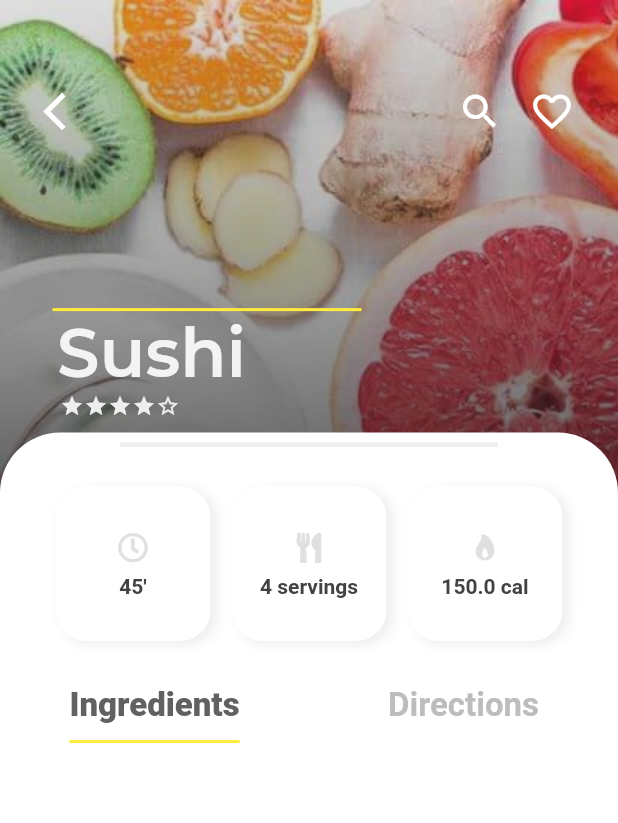
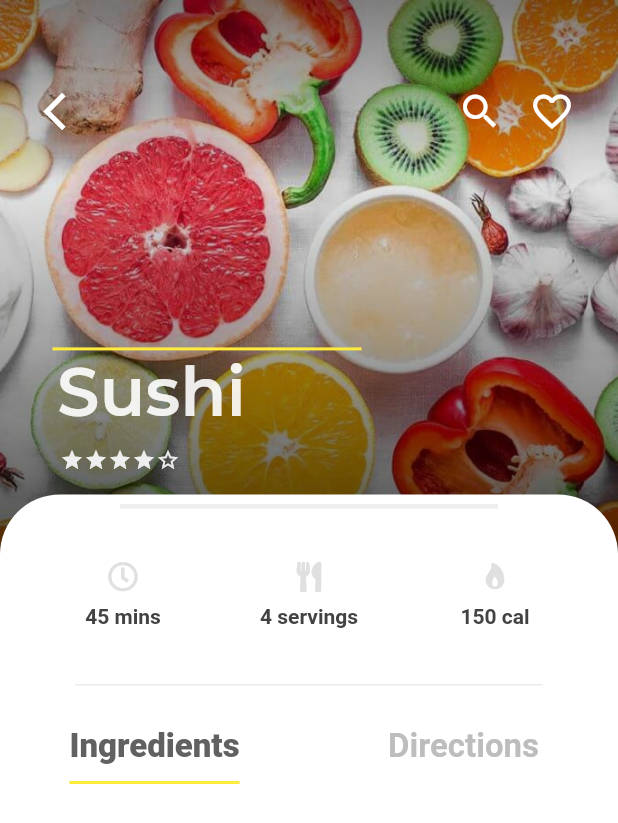
Before and after one commit to vladalexey/Home-Chef, a Flutter app: the RecipePage screen opened directly with sample values from the repository, on a phone screen of 412 x 824 dp. Shown: the top 823 px of the screen. Run offline on Flutter 3.47's test engine with Material 2 defaults, Android fonts, the phone set to English and light mode, and no system bars; drawn by our look-alikes of auto_size_text; our stand-ins replace badges, flutter_icons, font_awesome_flutter, google_fonts; missing offline and left inert: flutter_statusbarcolor, solid_bottom_sheet; network calls fail; Roboto replaces fonts that are missing (Overpass).

Commit message:
UI update for Recipe screen + Scroll animation

```diff
--- a/homechef/lib/screens/recipe_screen.dart
+++ b/homechef/lib/screens/recipe_screen.dart
@@ -1,13 +1,12 @@
 import 'package:auto_size_text/auto_size_text.dart';
 import 'package:flutter/material.dart';
+import 'package:flutter/rendering.dart';
 import 'package:flutter_icons/flutter_icons.dart';
 import 'package:font_awesome_flutter/font_awesome_flutter.dart';
 import 'package:google_fonts/google_fonts.dart';
-import 'package:homechef/models/diet_model.dart';
-import 'package:homechef/models/ingredients/ingredient_model.dart';
-import 'package:homechef/models/instructions/instruction_model.dart';
 import 'package:homechef/models/recipe_model.dart';
 import 'package:homechef/screens/search_screen.dart';
+import 'package:homechef/widgets/helpers/recipe_helper.dart';
 import 'package:homechef/widgets/rating_stars.dart';
 
 class RecipePage extends StatefulWidget {
@@ -19,13 +18,92 @@ class RecipePage extends StatefulWidget {
 }
 
 class _RecipePageState extends State<RecipePage>
-    with SingleTickerProviderStateMixin {
+    with TickerProviderStateMixin {
   TabController _tabController;
+  ScrollController _scrollController, _scrollControllerIns, _scrollControllerIng;
+  AnimationController _controller;
+  Animation<double> animation;
+  Animation curve;
+  double height, width;
+  bool isScrollDown = false;
+  bool isShow = true;
+  bool initScreen = true;
 
   @override
   void initState() {
     super.initState();
+    _scrollController = ScrollController();
+    _scrollControllerIns = ScrollController();
+    _scrollControllerIng = ScrollController();
+
+    _scrollController.addListener( () {
+      if (_scrollController.position.userScrollDirection == ScrollDirection.reverse) {
+        if (!isScrollDown) {
+          initScreen = false;
+          isScrollDown = true;
+          isShow = false;
+          _controller.forward();
+        }
+      }
+      if (_scrollController.position.userScrollDirection == ScrollDirection.forward) {
+        if (isScrollDown) {
+          isScrollDown = false;
+          isShow = true;
+          _controller.reverse();
+        }
+      }
+    });
+
+    _scrollControllerIng.addListener(() {
+      if (_scrollControllerIng.position.userScrollDirection == ScrollDirection.reverse) {
+        if (!isScrollDown) {
+          initScreen = false;
+          isScrollDown = true;
+          isShow = false;
+          _controller.forward();
+        }
+      }
+      if (_scrollControllerIng.position.userScrollDirection == ScrollDirection.forward) {
+        if (isScrollDown) {
+          isScrollDown = false;
+          isShow = true;
+          _controller.reverse();
+        }
+      }
+    });
+
+    _scrollControllerIns.addListener( () {
+      if (_scrollControllerIns.position.userScrollDirection == ScrollDirection.reverse) {
+        if (!isScrollDown) {
+          initScreen = false;
+          isScrollDown = true;
+          isShow = false;
+          _controller.forward();
+        }
+      }
+      if (_scrollControllerIns.position.userScrollDirection == ScrollDirection.forward) {
+        if (isScrollDown) {
+          isScrollDown = false;
+          isShow = true;
+          _controller.reverse();
+        }
+      }
+    });
+
     _tabController = new TabController(length: 2, vsync: this);
+    _controller = new AnimationController(
+        vsync: this, duration: Duration(milliseconds: 200));
+
+    curve = CurvedAnimation(parent: _controller, curve: Curves.linearToEaseOut);
+  }
+
+  void dispose() {
+    super.dispose();
+    _controller.dispose();
+    _scrollControllerIns.dispose();
+    _scrollController.dispose();
+    _scrollControllerIng.dispose();
+    _tabController.dispose();
   }
 
   List<IconData> iconCards = [
@@ -34,43 +112,11 @@ class _RecipePageState extends State<RecipePage>
     Ionicons.ios_flame
   ];
 
-  String parseIngredients(List<Ingredient> ingredients) {
-    String res = '';
-
-    for (var ingredient in ingredients) {
-      res = res +
-          ingredient.name.substring(0, 1).toUpperCase() +
-          ingredient.name.substring(1) +
-          '\n\n';
-    }
-    return res;
-  }
-
-  String parseAmount(List<Ingredient> ingredients) {
-    String res = '';
-
-    for (var ingredient in ingredients) {
-      res = res +
-          ingredient.amount.toString() + ' ' +
-          ingredient.unit +
-          '\n\n';
-    }
-    return res;
-  }
-
-  String parseInstruction(List<Instruction> instructions) {
-    String res = '';
-
-    for (var index = 1; index <= instructions.length; index++) {
-      res = res + '\u2022 \t\t' + instructions[index - 1].instruction + '\n\n';
-    }
-    return res;
-  }
-
   Widget displayIngredientList() {
     return Container(
       width: MediaQuery.of(context).size.width * 0.8,
       child: ListView(
+        controller: _scrollControllerIng,
         children: <Widget>[
           // LIST INGREDIENTS
           Padding(
@@ -79,7 +125,6 @@ class _RecipePageState extends State<RecipePage>
               mainAxisSize: MainAxisSize.max,
               mainAxisAlignment: MainAxisAlignment.spaceAround,
               children: <Widget>[
-
                 Text(
                   parseIngredients(widget.recipe.ingredients),
                   style: TextStyle(
@@ -89,7 +134,6 @@ class _RecipePageState extends State<RecipePage>
                     letterSpacing: 0.2,
                   ),
                 ),
-
                 Text(
                   parseAmount(widget.recipe.ingredients),
                   style: TextStyle(
@@ -111,6 +155,7 @@ class _RecipePageState extends State<RecipePage>
     return Container(
       width: MediaQuery.of(context).size.width * 0.8,
       child: ListView(
+        controller: _scrollControllerIns,
         children: <Widget>[
           // LIST INSTRUCTIONs
           Padding(
@@ -136,16 +181,19 @@ class _RecipePageState extends State<RecipePage>
     return Container(
       height: MediaQuery.of(context).size.height * 0.45,
       width: MediaQuery.of(context).size.width,
-      // color: Colors.blue,
       child: Stack(
         children: <Widget>[
           Positioned(
             top: 0.0,
+            child: Container(
+              height: MediaQuery.of(context).size.height * 0.5,
+              width: MediaQuery.of(context).size.width,
               child: (widget.recipe.imageUrl.contains("asset"))
-                ? Image(image: AssetImage(widget.recipe.imageUrl))
+                  ? Image(image: AssetImage(widget.recipe.imageUrl), fit: BoxFit.cover,)
                   : Image.network(
                       widget.recipe.imageUrl,
                       fit: BoxFit.cover,
+                    ),
             ),
           ),
           Positioned(
@@ -158,11 +206,13 @@ class _RecipePageState extends State<RecipePage>
                       begin: FractionalOffset.topCenter,
                       end: FractionalOffset.bottomCenter,
                       colors: [
-                    Colors.grey[700].withOpacity(0.2),
+                    Colors.black.withOpacity(0.5),
+                    Colors.black.withOpacity(0.1),
                     Colors.black.withOpacity(0.8),
                   ],
                       stops: [
                     0.0,
+                    0.3,
                     1.0
                   ])),
             ),
@@ -201,13 +251,14 @@ class _RecipePageState extends State<RecipePage>
             ),
           ),
           Positioned(
-            bottom: MediaQuery.of(context).size.height * 0.1,
+            bottom: MediaQuery.of(context).size.height * 0.05,
             left: 20.0,
             right: 20.0,
             child: Column(
               mainAxisAlignment: MainAxisAlignment.start,
               mainAxisSize: MainAxisSize.min,
               children: <Widget>[
+
                 Padding(
                   padding: const EdgeInsets.only(left: 15.0),
                   child: Align(
@@ -231,20 +282,18 @@ class _RecipePageState extends State<RecipePage>
                           MediaQuery.of(context).size.width * 0.8)),
                       child: Padding(
                         padding: const EdgeInsets.only(left: 18.0, right: 10.0),
-                        child: AutoSizeText(
-                          widget.recipe.name,
+                        child: AutoSizeText(widget.recipe.name,
                             maxFontSize: 45,
+                            minFontSize: 25,
                             maxLines: 2,
                             overflow: TextOverflow.ellipsis,
                             style: GoogleFonts.montserrat(
                               textStyle: TextStyle(
-                            // shadows: Sha,
                                 fontSize: 45.0,
                                 fontWeight: FontWeight.w600,
                               ),
                               color: Colors.white.withOpacity(0.9),
-                        )
-                        ),
+                            )),
                       ),
                     )
                   ],
@@ -252,8 +301,13 @@ class _RecipePageState extends State<RecipePage>
                 Row(
                   children: <Widget>[
                     Padding(
-                      padding: const EdgeInsets.only(left: 20.0, bottom: 10.0),
-                      child: RatingStars(rating: widget.recipe.rate, color: Colors.grey[200],),
+                      padding: const EdgeInsets.only(
+                          left: 20.0, bottom: 15.0, top: 10.0),
+                      child: RatingStars(
+                        rating: widget.recipe.rate,
+                        color: Colors.grey[200],
+                        borderColor: Colors.grey[200],
+                      ),
                     )
                   ],
                 )
@@ -267,15 +321,24 @@ class _RecipePageState extends State<RecipePage>
 
   Widget buildInstructionIngredients(height, width) {
     List<String> nameCards = [
-      widget.recipe.cookTime.toString() + "\'",
+      widget.recipe.cookTime.toString() + " mins",
       widget.recipe.servings.toString() + " servings",
-      widget.recipe.calories.toString() + " cal"
+      widget.recipe.calories.truncate().toString() + " cal"
     ];
 
+    return GestureDetector(
+      onVerticalDragUpdate: (details) {
+        if (details.primaryDelta < 0) _controller.forward();
+        else if (details.primaryDelta > 0) _controller.reverse();
+      },
+      child: AnimatedBuilder(
+          animation: _controller,
+          builder: (_, child) {
             return Container(
                 decoration: BoxDecoration(
-            color: Colors.white, borderRadius: BorderRadius.circular(40.0)),
-        height: height * 0.65,
+                    color: Colors.white,
+                    borderRadius: BorderRadius.circular(40.0)),
+                height: animation.value,
                 width: width,
                 child: Column(
                     mainAxisAlignment: MainAxisAlignment.start,
@@ -287,9 +350,9 @@ class _RecipePageState extends State<RecipePage>
                         endIndent: 80.0,
                         thickness: 3.0,
                       ),
-              SizedBox(height: 20.0),
+                      SizedBox(height: 0.0),
                       Padding(
-                padding: const EdgeInsets.symmetric(horizontal: 30.0),
+                        padding: const EdgeInsets.symmetric(horizontal: 20.0),
                         child: Row(
                             mainAxisSize: MainAxisSize.max,
                             mainAxisAlignment: MainAxisAlignment.spaceAround,
@@ -301,13 +364,6 @@ class _RecipePageState extends State<RecipePage>
                                   decoration: BoxDecoration(
                                     border: Border.all(color: Colors.transparent),
                                     color: Colors.white,
-                            boxShadow: [
-                              BoxShadow(
-                                  color: Colors.grey[200],
-                                  blurRadius: 6.0,
-                                  spreadRadius: 0.0,
-                                  offset: Offset(4.0, 2.0))
-                            ],
                                     borderRadius: BorderRadius.circular(20.0),
                                   ),
                                   child: Center(
@@ -316,7 +372,7 @@ class _RecipePageState extends State<RecipePage>
                                       mainAxisAlignment: MainAxisAlignment.start,
                                       children: <Widget>[
                                         Padding(
-                                  padding: const EdgeInsets.all(5.0),
+                                          padding: const EdgeInsets.all(4.0),
                                           child: Icon(
                                             iconCards[idx],
                                             size: 20.0,
@@ -324,7 +380,7 @@ class _RecipePageState extends State<RecipePage>
                                           ),
                                         ),
                                         Padding(
-                                  padding: const EdgeInsets.all(3.0),
+                                          padding: const EdgeInsets.all(5.0),
                                           child: Text(
                                             nameCards[idx],
                                             style: TextStyle(
@@ -332,19 +388,25 @@ class _RecipePageState extends State<RecipePage>
                                                 fontWeight: FontWeight.w600,
                                                 color: Colors.grey[800]),
                                           ),
-                                )
+                                        ),
                                       ],
                                     ),
                                   ),
                                 ),
                             ]),
                       ),
-
+                      Divider(
+                        indent: 50.0,
+                        endIndent: 50.0,
+                      ),
                       SizedBox(
-                height: 20.0,
+                        height: 10.0,
                       ),
-
-              TabBar(
+                      Container(
+                        decoration: BoxDecoration(
+                          color: Colors.white,
+                        ),
+                        child: TabBar(
                           tabs: <Widget>[
                             Tab(
                               child: Text(
@@ -359,6 +421,7 @@ class _RecipePageState extends State<RecipePage>
                           ],
                           indicatorSize: TabBarIndicatorSize.label,
                           indicatorColor: Colors.yellow,
+                          indicatorWeight: 2.0,
                           labelColor: Colors.grey[700],
                           labelStyle: GoogleFonts.overpass(
                               textStyle: TextStyle(
@@ -373,22 +436,26 @@ class _RecipePageState extends State<RecipePage>
                           unselectedLabelColor: Colors.grey[400],
                           controller: _tabController,
                         ),
-
+                      ),
                       Expanded(
                         child: TabBarView(controller: _tabController, children: [
-
                           displayIngredientList(),
                           displayInstructionList(),
-
                         ]),
                       )
                     ]));
+          }),
+    );
   }
 
   @override
   Widget build(BuildContext context) {
-    double height = MediaQuery.of(context).size.height;
-    double width = MediaQuery.of(context).size.width;
+    height = MediaQuery.of(context).size.height;
+    width = MediaQuery.of(context).size.width;
+
+    animation = Tween(
+      begin: height * 0.6,
+      end: height * 0.8,).animate(curve);
 
     return GestureDetector(
       onTap: () {
```
Lines whose indentation alone changed are shown as unchanged.
